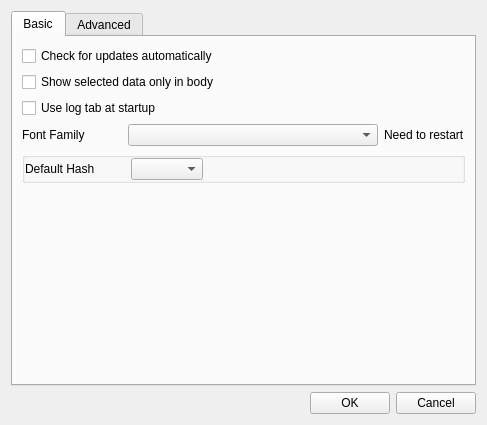
Old version of the form BerEditor/settings_dlg.ui in the repository jykim74/BerEditor.
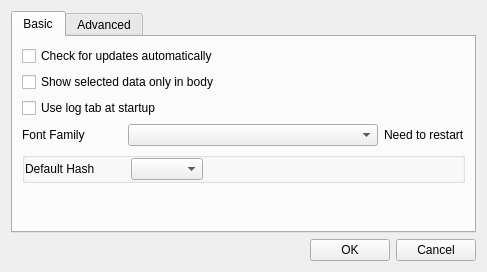
New version of the form. The open tabs and pages were chosen to show the change.

Patch:
```diff
--- a/BerEditor/settings_dlg.ui
+++ b/BerEditor/settings_dlg.ui
@@ -7,7 +7,7 @@
     <x>0</x>
     <y>0</y>
     <width>487</width>
-    <height>425</height>
+    <height>272</height>
    </rect>
   </property>
   <property name="windowTitle">
```
Left out of the diff: 2 changed lines with no effect on the pictures.
